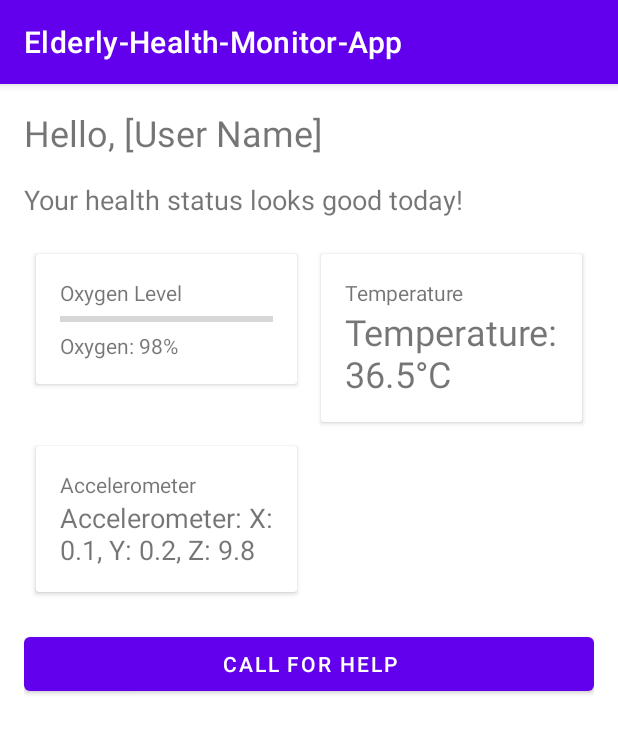
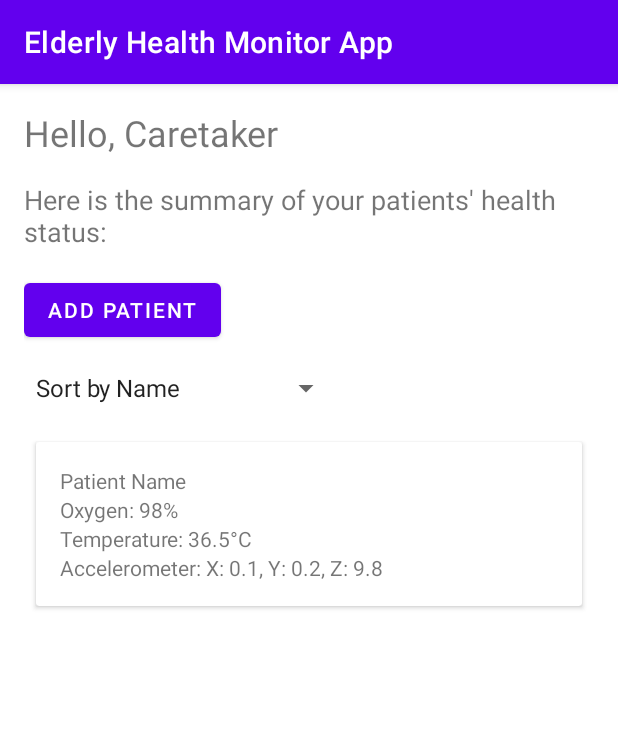
Before and after one commit to mickelsamuel/Elderly-Health-Monitor-App, an Android app: the screen it shows after launch (MonitorActivity before the commit, CaretakerMonitorActivity after it), on a phone screen of 412 x 824 dp. Shown: the top 733 px of the screen. Run offline under Robolectric (Android 15) with nearby library versions, the phone set to English and light mode, and no system bars.

Commit message:
caretaker moniter page

```diff
--- /dev/null
+++ b/app/src/main/java/com/example/elderly_health_monitor_app/CaretakerMonitorActivity.java
@@ -0,0 +1,140 @@
+package com.example.elderly_health_monitor_app;
+
+import androidx.appcompat.app.AppCompatActivity;
+import android.content.Intent;
+import android.os.Bundle;
+import android.view.View;
+import android.widget.TextView;
+import android.widget.Button;
+import android.widget.Spinner;
+import android.widget.ArrayAdapter;
+import android.widget.AdapterView;
+
+import java.util.ArrayList;
+import java.util.Collections;
+import java.util.Comparator;
+
+public class CaretakerMonitorActivity extends AppCompatActivity {
+
+    private TextView userNameText;
+    private TextView statusSummary;
+    private Button addPatientButton;
+    private Spinner sortSpinner;
+
+    private ArrayList<Patient> patients = new ArrayList<>();
+
+    @Override
+    protected void onCreate(Bundle savedInstanceState) {
+        super.onCreate(savedInstanceState);
+        setContentView(R.layout.activity_caretaker_monitor);
+
+        userNameText = findViewById(R.id.userNameText);
+        statusSummary = findViewById(R.id.statusSummary);
+        addPatientButton = findViewById(R.id.addPatientButton);
+        sortSpinner = findViewById(R.id.sortSpinner);
+
+        // Setup Spinner for sorting
+        ArrayAdapter<CharSequence> adapter = ArrayAdapter.createFromResource(this,
+                R.array.sort_options, android.R.layout.simple_spinner_item);
+        adapter.setDropDownViewResource(android.R.layout.simple_spinner_dropdown_item);
+        sortSpinner.setAdapter(adapter);
+
+        addPatientButton.setOnClickListener(new View.OnClickListener() {
+            @Override
+            public void onClick(View v) {
+                Intent intent = new Intent(CaretakerMonitorActivity.this, AddPatientActivity.class);
+                startActivityForResult(intent, 1);
+            }
+        });
+
+        // Handle sorting selection
+        sortSpinner.setOnItemSelectedListener(new AdapterView.OnItemSelectedListener() {
+            @Override
+            public void onItemSelected(AdapterView<?> parent, View view, int position, long id) {
+                sortPatients(position);
+            }
+
+            @Override
+            public void onNothingSelected(AdapterView<?> parent) {
+                // Do nothing
+            }
+        });
+
+        // TODO: Load existing patients from database or other storage
+    }
+
+    private void sortPatients(int position) {
+        switch (position) {
+            case 0: // Sort by name
+                Collections.sort(patients, new Comparator<Patient>() {
+                    @Override
+                    public int compare(Patient p1, Patient p2) {
+                        return p1.getName().compareTo(p2.getName());
+                    }
+                });
+                break;
+            case 1: // Sort by patient ID
+                Collections.sort(patients, new Comparator<Patient>() {
+                    @Override
+                    public int compare(Patient p1, Patient p2) {
+                        return p1.getPatientID().compareTo(p2.getPatientID());
+                    }
+                });
+                break;
+            case 2: // Sort by date of birth
+                Collections.sort(patients, new Comparator<Patient>() {
+                    @Override
+                    public int compare(Patient p1, Patient p2) {
+                        return p1.getDob().compareTo(p2.getDob());
+                    }
+                });
+                break;
+            case 3: // Sort by oxygen level
+                Collections.sort(patients, new Comparator<Patient>() {
+                    @Override
+                    public int compare(Patient p1, Patient p2) {
+                        return Integer.compare(p1.getOxygenLevel(), p2.getOxygenLevel());
+                    }
+                });
+                break;
+            case 4: // Sort by temperature
+                Collections.sort(patients, new Comparator<Patient>() {
+                    @Override
+                    public int compare(Patient p1, Patient p2) {
+                        return Float.compare(p1.getTemperature(), p2.getTemperature());
+                    }
+                });
+                break;
+            case 5: // Sort by heart rate
+                Collections.sort(patients, new Comparator<Patient>() {
+                    @Override
+                    public int compare(Patient p1, Patient p2) {
+                        return Integer.compare(p1.getHeartRate(), p2.getHeartRate());
+                    }
+                });
+                break;
+            // Add more sorting criteria as needed
+        }
+        // Update UI with sorted patients
+        updatePatientCards();
+    }
+
+    private void updatePatientCards() {
+        // TODO: Update the UI to display sorted patient cards
+    }
+
+    @Override
+    protected void onActivityResult(int requestCode, int resultCode, Intent data) {
+        super.onActivityResult(requestCode, resultCode, data);
+        if (requestCode == 1 && resultCode == RESULT_OK) {
+            // Handle new patient data from AddPatientActivity
+            String name = data.getStringExtra("name");
+            String dob = data.getStringExtra("dob");
+            String patientID = data.getStringExtra("patientID");
+
+            Patient newPatient = new Patient(name, dob, patientID);
+            patients.add(newPatient);
+            updatePatientCards();
+        }
+    }
+}
--- /dev/null
+++ b/app/src/main/res/layout/activity_caretaker_monitor.xml
@@ -0,0 +1,86 @@
+<?xml version="1.0" encoding="utf-8"?>
+<ScrollView xmlns:android="http://schemas.android.com/apk/res/android"
+    android:layout_width="match_parent"
+    android:layout_height="match_parent">
+
+    <LinearLayout
+        android:layout_width="match_parent"
+        android:layout_height="wrap_content"
+        android:orientation="vertical"
+        android:padding="16dp">
+
+        <TextView
+            android:id="@+id/userNameText"
+            android:layout_width="wrap_content"
+            android:layout_height="wrap_content"
+            android:text="Hello, Caretaker"
+            android:textSize="24sp"
+            android:layout_marginBottom="16dp"/>
+
+        <TextView
+            android:id="@+id/statusSummary"
+            android:layout_width="match_parent"
+            android:layout_height="wrap_content"
+            android:text="Here is the summary of your patients' health status:"
+            android:textSize="18sp"
+            android:layout_marginBottom="16dp"/>
+
+        <Button
+            android:id="@+id/addPatientButton"
+            android:layout_width="wrap_content"
+            android:layout_height="wrap_content"
+            android:text="Add Patient"
+            android:layout_marginBottom="16dp"/>
+
+        <Spinner
+            android:id="@+id/sortSpinner"
+            android:layout_width="wrap_content"
+            android:layout_height="wrap_content"
+            android:layout_marginBottom="16dp"/>
+
+        <GridLayout
+            android:layout_width="match_parent"
+            android:layout_height="wrap_content"
+            android:columnCount="2">
+
+            <!-- Patient Card Example -->
+            <androidx.cardview.widget.CardView
+                android:layout_width="0dp"
+                android:layout_height="wrap_content"
+                android:layout_columnWeight="1"
+                android:layout_margin="8dp"
+                android:clickable="true"
+                android:focusable="true">
+                <LinearLayout
+                    android:layout_width="match_parent"
+                    android:layout_height="wrap_content"
+                    android:orientation="vertical"
+                    android:padding="16dp">
+                    <TextView
+                        android:layout_width="wrap_content"
+                        android:layout_height="wrap_content"
+                        android:text="Patient Name"/>
+                    <TextView
+                        android:id="@+id/patientOxygenText"
+                        android:layout_width="wrap_content"
+                        android:layout_height="wrap_content"
+                        android:text="Oxygen: 98%"/>
+                    <TextView
+                        android:id="@+id/patientTemperatureText"
+                        android:layout_width="wrap_content"
+                        android:layout_height="wrap_content"
+                        android:text="Temperature: 36.5°C"/>
+                    <TextView
+                        android:id="@+id/patientAccelerometerText"
+                        android:layout_width="wrap_content"
+                        android:layout_height="wrap_content"
+                        android:text="Accelerometer: X: 0.1, Y: 0.2, Z: 9.8"/>
+                </LinearLayout>
+            </androidx.cardview.widget.CardView>
+
+            <!-- Add more patient cards dynamically -->
+
+        </GridLayout>
+
+    </LinearLayout>
+</ScrollView>
--- a/app/src/main/res/values/strings.xml
+++ b/app/src/main/res/values/strings.xml
@@ -1,3 +1,12 @@
 <resources>
-    <string name="app_name">Elderly-Health-Monitor-App</string>
+    <string name="app_name">Elderly Health Monitor App</string>
+    <string-array name="sort_options">
+        <item>Sort by Name</item>
+        <item>Sort by Patient ID</item>
+        <item>Sort by Date of Birth</item>
+        <item>Sort by Oxygen Level</item>
+        <item>Sort by Temperature</item>
+        <item>Sort by Heart Rate</item>
+        <!-- Add more sorting options as needed -->
+    </string-array>
 </resources>
```
Also changed, not shown: app/src/main/AndroidManifest.xml (+9 -1 lines), app/src/main/java/com/example/elderly_health_monitor_app/AddPatientActivity.java (added, +53 -0 lines), app/src/main/java/com/example/elderly_health_monitor_app/Patient.java (added, +56 -0 lines), app/src/main/res/layout/activity_add_patient.xml (added, +41 -0 lines).
